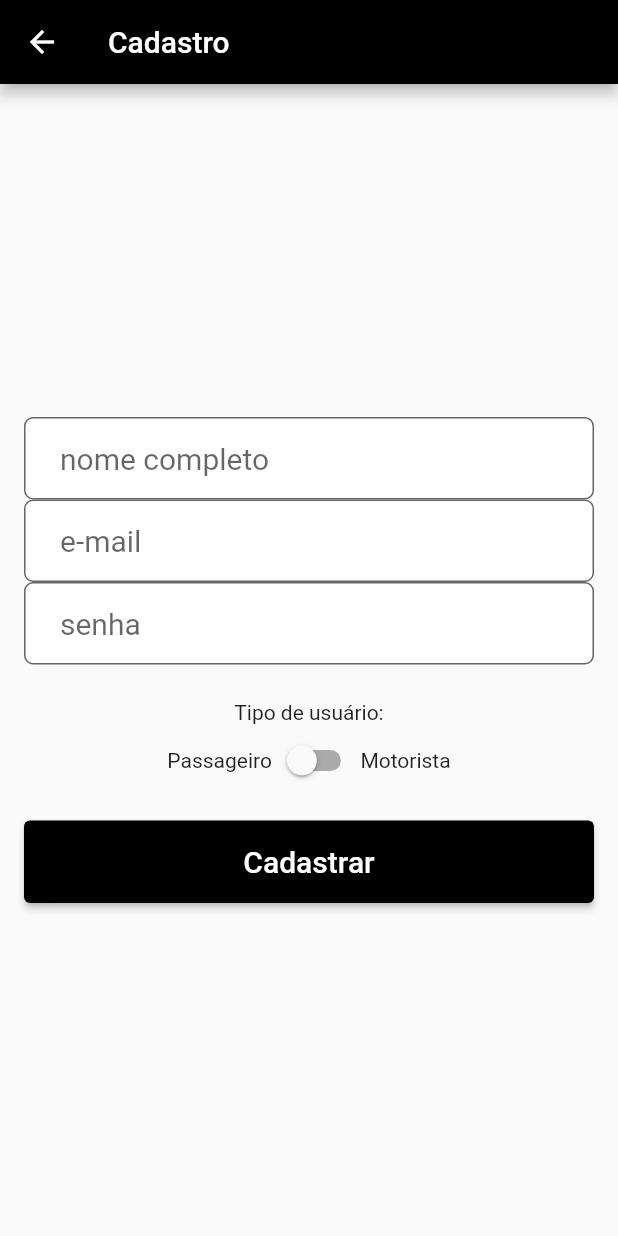
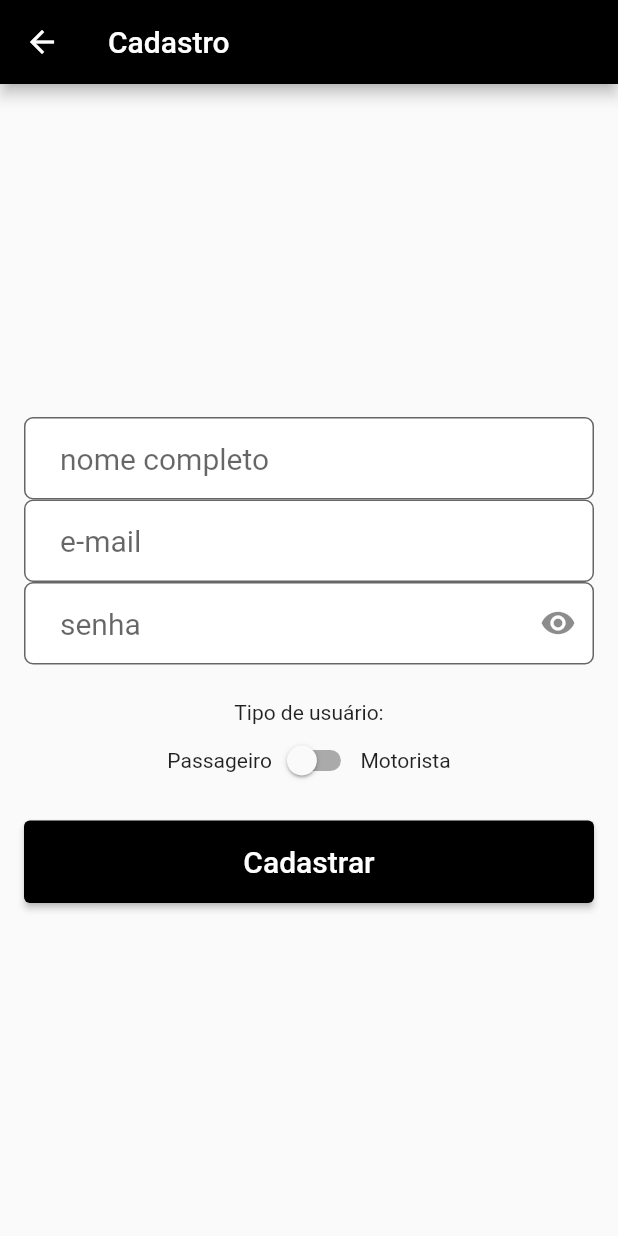
Before and after one commit to guilhermereisdev/uber, a Flutter app: the Cadastro screen opened by its route, on a phone screen of 412 x 824 dp. Run offline on Flutter 3.47's test engine with Material 2 defaults, Android fonts, the phone set to English and light mode, and no system bars; our stand-ins replace cloud_firestore, firebase_auth, firebase_core; accounts and stored records are empty.

Commit message:
Insere símbolo de olho no campo de senha para o usuário visualizar a senha digitada.

```diff
--- a/lib/telas/cadastro.dart
+++ b/lib/telas/cadastro.dart
@@ -147,7 +147,7 @@ class _CadastroState extends State<Cadastro> {
                 ),
                 TextField(
                   controller: _controllerSenha,
-                  obscureText: true,
+                  obscureText: _passwordVisibility,
                   keyboardType: TextInputType.visiblePassword,
                   style: const TextStyle(fontSize: 20),
                   decoration: InputDecoration(
@@ -157,7 +157,20 @@ class _CadastroState extends State<Cadastro> {
                     fillColor: Colors.white,
                     border: OutlineInputBorder(
                       borderRadius: BorderRadius.circular(6),
-                      )),
+                    ),
+                    suffixIcon: IconButton(
+                      icon: Icon(_passwordVisibility
+                          ? Icons.visibility
+                          : Icons.visibility_off),
+                      onPressed: () {
+                        setState(
+                          () {
+                            _passwordVisibility = !_passwordVisibility;
+                          },
+                        );
+                      },
+                    ),
+                  ),
                 ),
                 Padding(
                   padding: const EdgeInsets.only(top: 24),
```
Lines whose indentation alone changed are shown as unchanged.
